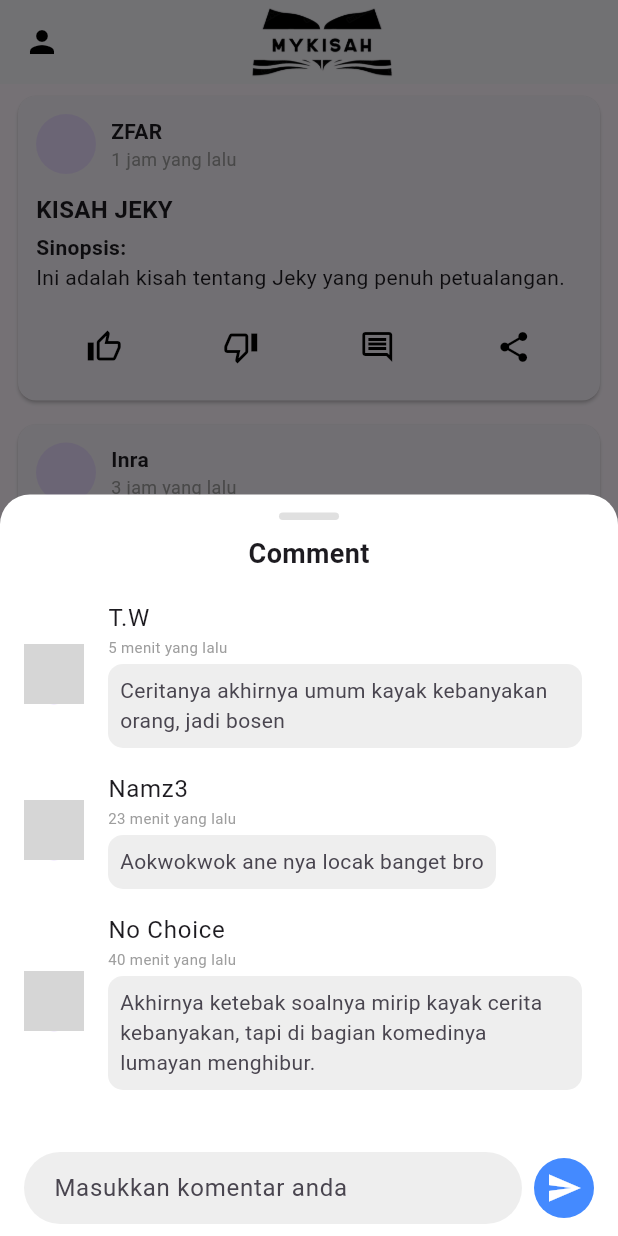
After one commit to RidhoSafarudin/komikuapp, a Flutter app: the DashboardPage screen opened by its route, after a tap on the "comment" icon, on a phone screen of 412 x 824 dp. The commit adds this screen. Run offline on Flutter 3.47's test engine with Material 3 defaults, Android fonts, the phone set to English and light mode, and no system bars; our stand-ins replace share_plus; grey boxes are pictures that could not be loaded.

Commit message:
Tambah dashboard, comment, share, dan full story

```diff
--- /dev/null
+++ b/lib/features/dashboard_page.dart
@@ -0,0 +1,333 @@
+import 'package:flutter/material.dart';
+import 'package:share_plus/share_plus.dart';
+import 'full_story_page.dart';
+
+class DashboardPage extends StatefulWidget {
+  const DashboardPage({super.key});
+
+  @override
+  State<DashboardPage> createState() => _DashboardPageState();
+}
+
+class _DashboardPageState extends State<DashboardPage> {
+  final TextEditingController _commentController = TextEditingController();
+
+  final List<Map<String, String>> posts = [
+    {
+      'user': 'ZFAR',
+      'title': 'KISAH JEKY',
+      'synopsis': 'Ini adalah kisah tentang Jeky yang penuh petualangan.',
+      'fullStory':
+          'Ini adalah kisah lengkap tentang Jeky. Dia memulai perjalanan panjangnya dari sebuah desa kecil, menghadapi berbagai rintangan dan bertemu banyak karakter menarik sepanjang perjalanannya...',
+      'time': '1 jam yang lalu',
+      'avatar': 'assets/avatar1.png',
+    },
+    {
+      'user': 'Inra',
+      'title': 'KISAH Inra',
+      'synopsis': 'Perjalanan hidup Inra yang penuh inspirasi dan semangat.',
+      'fullStory':
+          'Inra tumbuh dalam lingkungan yang penuh tantangan. Meskipun banyak halangan, dia terus maju untuk meraih mimpinya dan menginspirasi banyak orang dengan kisah hidupnya yang penuh harapan...',
+      'time': '3 jam yang lalu',
+      'avatar': 'assets/avatar2.png',
+    },
+    {
+      'user': 'This is Loli',
+      'title': 'KISAH Ridho',
+      'synopsis': 'Kisah unik tentang Ridho dan pencariannya akan kebenaran.',
+      'fullStory':
+          'Ridho selalu bertanya-tanya tentang makna hidup. Dalam perjalanannya, ia menjelajah dunia, berbincang dengan orang-orang bijak, hingga akhirnya menemukan makna sejati dari kehidupan...',
+      'time': '5 jam yang lalu',
+      'avatar': 'assets/avatar3.png',
+    },
+  ];
+
+  final List<Map<String, String>> comments = [
+    {
+      'user': 'T.W',
+      'time': '5 menit yang lalu',
+      'text': 'Ceritanya akhirnya umum kayak kebanyakan orang, jadi bosen',
+      'avatar': 'assets/avatar1.png',
+    },
+    {
+      'user': 'Namz3',
+      'time': '23 menit yang lalu',
+      'text': 'Aokwokwok ane nya locak banget bro',
+      'avatar': 'assets/avatar2.png',
+    },
+    {
+      'user': 'No Choice',
+      'time': '40 menit yang lalu',
+      'text':
+          'Akhirnya ketebak soalnya mirip kayak cerita kebanyakan, tapi di bagian komedinya lumayan menghibur.',
+      'avatar': 'assets/avatar3.png',
+    },
+  ];
+
+  void _showComments(BuildContext context) {
+    showModalBottomSheet(
+      context: context,
+      isScrollControlled: true,
+      backgroundColor: Colors.white,
+      shape: const RoundedRectangleBorder(
+        borderRadius: BorderRadius.vertical(top: Radius.circular(20)),
+      ),
+      builder: (context) {
+        return DraggableScrollableSheet(
+          expand: false,
+          initialChildSize: 0.6,
+          minChildSize: 0.4,
+          maxChildSize: 0.9,
+          builder: (context, scrollController) {
+            return Column(
+              children: [
+                const SizedBox(height: 12),
+                Container(
+                  width: 40,
+                  height: 5,
+                  decoration: BoxDecoration(
+                    color: Colors.grey[300],
+                    borderRadius: BorderRadius.circular(10),
+                  ),
+                ),
+                const SizedBox(height: 10),
+                const Text(
+                  "Comment",
+                  style: TextStyle(fontSize: 18, fontWeight: FontWeight.bold),
+                ),
+                const SizedBox(height: 10),
+                Expanded(
+                  child: ListView.builder(
+                    controller: scrollController,
+                    itemCount: comments.length,
+                    itemBuilder: (context, index) {
+                      final comment = comments[index];
+                      return ListTile(
+                        leading: CircleAvatar(
+                          backgroundImage: AssetImage(comment['avatar']!),
+                        ),
+                        title: Text(comment['user']!),
+                        subtitle: Column(
+                          crossAxisAlignment: CrossAxisAlignment.start,
+                          children: [
+                            Text(
+                              comment['time']!,
+                              style: const TextStyle(
+                                fontSize: 10,
+                                color: Colors.grey,
+                              ),
+                            ),
+                            const SizedBox(height: 4),
+                            Container(
+                              padding: const EdgeInsets.all(8),
+                              decoration: BoxDecoration(
+                                color: Colors.grey[200],
+                                borderRadius: BorderRadius.circular(10),
+                              ),
+                              child: Text(comment['text']!),
+                            ),
+                          ],
+                        ),
+                      );
+                    },
+                  ),
+                ),
+                Padding(
+                  padding: const EdgeInsets.symmetric(
+                    horizontal: 16,
+                    vertical: 8,
+                  ),
+                  child: Row(
+                    children: [
+                      Expanded(
+                        child: TextField(
+                          controller: _commentController,
+                          decoration: InputDecoration(
+                            hintText: 'Masukkan komentar anda',
+                            filled: true,
+                            fillColor: Colors.grey[200],
+                            contentPadding: const EdgeInsets.symmetric(
+                              horizontal: 16,
+                              vertical: 8,
+                            ),
+                            border: OutlineInputBorder(
+                              borderRadius: BorderRadius.circular(25),
+                              borderSide: BorderSide.none,
+                            ),
+                          ),
+                        ),
+                      ),
+                      const SizedBox(width: 8),
+                      CircleAvatar(
+                        backgroundColor: Colors.blueAccent,
+                        child: IconButton(
+                          icon: const Icon(Icons.send, color: Colors.white),
+                          onPressed: () {
+                            if (_commentController.text.isNotEmpty) {
+                              setState(() {
+                                comments.add({
+                                  'user': 'You',
+                                  'time': 'baru saja',
+                                  'text': _commentController.text,
+                                  'avatar':
+                                      'assets/your_avatar.png', // You can set your default avatar
+                                });
+                                _commentController.clear();
+                              });
+                            }
+                          },
+                        ),
+                      ),
+                    ],
+                  ),
+                ),
+              ],
+            );
+          },
+        );
+      },
+    );
+  }
+
+  @override
+  Widget build(BuildContext context) {
+    return Scaffold(
+      appBar: AppBar(
+        automaticallyImplyLeading: false,
+        backgroundColor: Colors.white,
+        elevation: 1,
+        leading: IconButton(
+          icon: const Icon(Icons.person, color: Colors.black),
+          onPressed: () {},
+        ),
+        title: Center(
+          child: Padding(
+            padding: const EdgeInsets.only(
+              right: 40,
+            ), // Adjust center because of leading icon
+            child: Image.asset('assets/logoh.png', width: 100),
+          ),
+        ),
+      ),
+
+      body: ListView.builder(
+        itemCount: posts.length,
+        itemBuilder: (context, index) {
+          final post = posts[index];
+          return GestureDetector(
+            onTap: () {
+              Navigator.push(
+                context,
+                MaterialPageRoute(
+                  builder:
+                      (_) => FullStoryPage(
+                        title: post['title']!,
+                        synopsis: post['synopsis']!,
+                        fullStory: post['fullStory']!,
+                        user: post['user']!,
+                        avatar: post['avatar']!,
+                      ),
+                ),
+              );
+            },
+            child: Card(
+              margin: const EdgeInsets.symmetric(horizontal: 12, vertical: 8),
+              child: Padding(
+                padding: const EdgeInsets.all(12),
+                child: Column(
+                  crossAxisAlignment: CrossAxisAlignment.start,
+                  children: [
+                    Row(
+                      children: [
+                        CircleAvatar(
+                          backgroundImage: AssetImage(post['avatar']!),
+                        ),
+                        const SizedBox(width: 10),
+                        Column(
+                          crossAxisAlignment: CrossAxisAlignment.start,
+                          children: [
+                            Text(
+                              post['user']!,
+                              style: const TextStyle(
+                                fontWeight: FontWeight.bold,
+                              ),
+                            ),
+                            Text(
+                              post['time']!,
+                              style: const TextStyle(
+                                fontSize: 12,
+                                color: Colors.grey,
+                              ),
+                            ),
+                          ],
+                        ),
+                      ],
+                    ),
+                    const SizedBox(height: 12),
+                    Text(
+                      post['title']!,
+                      style: const TextStyle(
+                        fontWeight: FontWeight.bold,
+                        fontSize: 16,
+                      ),
+                    ),
+                    const SizedBox(height: 4),
+                    const Text(
+                      'Sinopsis:',
+                      style: TextStyle(fontWeight: FontWeight.bold),
+                    ),
+                    Text(post['synopsis']!),
+                    const SizedBox(height: 12),
+                    Row(
+                      mainAxisAlignment: MainAxisAlignment.spaceAround,
+                      children: [
+                        IconButton(
+                          icon: const Icon(
+                            Icons.thumb_up_alt_outlined,
+                            color: Colors.black,
+                          ),
+                          onPressed: () {},
+                        ),
+                        IconButton(
+                          icon: const Icon(
+                            Icons.thumb_down_alt_outlined,
+                            color: Colors.black,
+                          ),
+                          onPressed: () {},
+                        ),
+                        IconButton(
+                          icon: const Icon(
+                            Icons.comment_outlined,
+                            color: Colors.black,
+                          ),
+                          onPressed: () {
+                            _showComments(context);
+                          },
+                        ),
+                        IconButton(
+                          icon: const Icon(Icons.share, color: Colors.black),
+                          onPressed: () {
+                            Share.share(
+                              'Check out this story: ${post['title']} - ${post['synopsis']}',
+                            );
+                          },
+                        ),
+                      ],
+                    ),
+                  ],
+                ),
+              ),
+            ),
+          );
+        },
+      ),
+      bottomNavigationBar: BottomNavigationBar(
+        items: const [
+          BottomNavigationBarItem(icon: Icon(Icons.home), label: ''),
+          BottomNavigationBarItem(icon: Icon(Icons.search), label: ''),
+          BottomNavigationBarItem(icon: Icon(Icons.edit), label: ''),
+        ],
+      ),
+    );
+  }
+}
--- a/lib/features/signin_page.dart
+++ b/lib/features/signin_page.dart
@@ -15,12 +15,12 @@ class _SignInPageState extends State<SignInPage> {
   void _handleSignIn() {
     if (_formKey.currentState!.validate()) {
       // Dummy auth logic
-      if (_emailController.text == 'test@example.com' &&
+      if (_emailController.text == 'ridho@ex.com' &&
           _passwordController.text == 'password123') {
         ScaffoldMessenger.of(
           context,
         ).showSnackBar(const SnackBar(content: Text("Login Successful")));
-        Navigator.pushReplacementNamed(context, '/dashboard'); // dummy page
+        Navigator.pushReplacementNamed(context, '/dashboard');
       } else {
         ScaffoldMessenger.of(context).showSnackBar(
           const SnackBar(content: Text("Invalid email or password")),
--- a/lib/main.dart
+++ b/lib/main.dart
@@ -2,7 +2,7 @@ import 'package:flutter/material.dart';
 import 'features/home_page.dart';
 import 'features/signup_page.dart';
 import 'features/signin_page.dart';
-import 'features/dummy_dashboard.dart'; // Import the dummy dashboard page
+import 'features/dashboard_page.dart';
 
 void main() {
   runApp(const MyKisahApp());
@@ -19,7 +19,7 @@ class MyKisahApp extends StatelessWidget {
       routes: {
         '/signup': (context) => const SignUpPage(),
         '/signin': (context) => const SignInPage(),
-        '/dashboard': (context) => const DummyDashboard(),
+        '/dashboard': (context) => const DashboardPage(),
       },
     );
   }
--- a/pubspec.yaml
+++ b/pubspec.yaml
@@ -34,6 +34,8 @@ dependencies:
   # The following adds the Cupertino Icons font to your application.
   # Use with the CupertinoIcons class for iOS style icons.
   cupertino_icons: ^1.0.8
+
+  share_plus: ^7.2.1
 
 dev_dependencies:
   flutter_test:
```
Also changed, not shown: lib/features/dummy_dashboard.dart (deleted, +0 -20 lines), lib/features/full_story_page.dart (added, +56 -0 lines), pubspec.lock, 5 other files.
